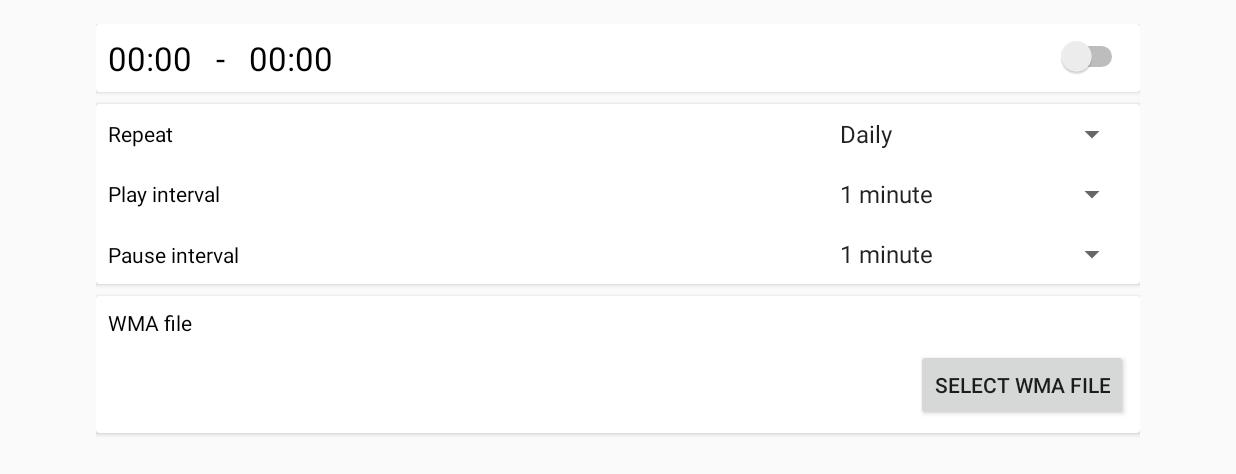
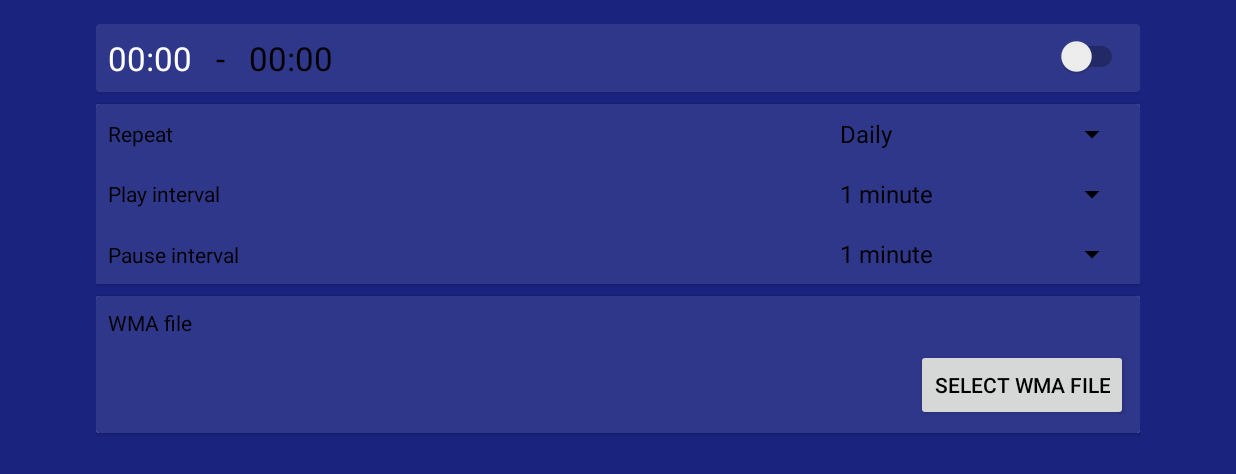
Before and after one commit to dakishin/test_task, an Android app: the screen it shows after launch (MainActivity), on a phone screen of 824 x 412 dp (held sideways). Shown: the top 474 px of the screen. Run offline under Robolectric (Android 15) with nearby library versions, the phone set to English and light mode, and no system bars.

Commit message:
initial commit

```diff
--- a/app/src/main/res/layout/activity_main.xml
+++ b/app/src/main/res/layout/activity_main.xml
@@ -1,10 +1,13 @@
 <?xml version="1.0" encoding="utf-8"?>
 <LinearLayout
     xmlns:android="http://schemas.android.com/apk/res/android"
+    xmlns:app="http://schemas.android.com/apk/res-auto"
     xmlns:tools="http://schemas.android.com/tools"
+    xmlns:card_view="http://schemas.android.com/apk/res-auto"
     android:id="@+id/activity_main"
     android:layout_width="match_parent"
     android:layout_height="match_parent"
+    android:background="#1a237e"
     android:orientation="vertical"
     android:paddingBottom="@dimen/activity_vertical_margin"
     android:paddingLeft="@dimen/activity_horizontal_margin"
@@ -16,6 +19,7 @@
         android:layout_width="match_parent"
         android:layout_height="wrap_content"
         android:layout_marginBottom="8dp"
+        card_view:cardBackgroundColor="#2f378a"
         >
 
         <LinearLayout
@@ -25,7 +29,7 @@
             android:padding="8dp">
 
             <TextView
-                android:textColor="@android:color/black"
+                android:textColor="@android:color/white"
                 android:id="@+id/fromTimeTextView"
                 android:layout_width="wrap_content"
                 android:layout_height="wrap_content"
@@ -34,7 +38,6 @@
                 />
 
             <TextView
-                android:textColor="@android:color/black"
                 android:layout_width="wrap_content"
                 android:layout_height="wrap_content"
                 android:paddingLeft="16dp"
@@ -43,7 +46,6 @@
                 android:textSize="22sp"/>
 
             <TextView
-                android:textColor="@android:color/black"
                 android:id="@+id/toTimeTextView"
                 android:layout_width="wrap_content"
                 android:layout_height="wrap_content"
@@ -76,6 +78,7 @@
         <LinearLayout
             android:layout_width="match_parent"
             android:layout_height="wrap_content"
+            android:background="#2f378a"
             android:orientation="vertical">
 
             <LinearLayout
@@ -88,7 +91,6 @@
                     android:layout_width="100dp"
                     android:layout_height="wrap_content"
                     android:text="Repeat"
-                    android:textColor="@android:color/black"
                     android:textSize="14sp"/>
 
                 <View
@@ -115,7 +117,7 @@
                     android:layout_width="100dp"
                     android:layout_height="wrap_content"
                     android:text="Play interval"
-                    android:textColor="@android:color/black"/>
+                    />
 
                 <View
                     android:layout_width="0dp"
@@ -133,13 +135,14 @@
             <LinearLayout
                 android:layout_width="match_parent"
                 android:layout_height="wrap_content"
+                android:background="#2f378a"
                 android:padding="8dp">
 
                 <TextView
                     android:layout_width="100dp"
                     android:layout_height="wrap_content"
                     android:text="Pause interval"
-                    android:textColor="@android:color/black"/>
+                    />
 
                 <View
                     android:layout_width="0dp"
@@ -165,6 +168,7 @@
         <LinearLayout
             android:layout_width="match_parent"
             android:layout_height="wrap_content"
+            android:background="#2f378a"
             android:orientation="vertical"
             android:padding="8dp">
 
@@ -178,7 +182,7 @@
                     android:layout_width="wrap_content"
                     android:layout_height="wrap_content"
                     android:text="WMA file"
-                    android:textColor="@android:color/black"/>
+                    />
 
                 <View
                     android:layout_width="0dp"
@@ -189,12 +193,12 @@
                     android:id="@+id/file_name"
                     android:layout_width="wrap_content"
                     android:layout_height="wrap_content"
-                    tools:text="hello"
-                    android:textColor="@android:color/black"/>
+
+                    tools:text="hello"/>
 
             </LinearLayout>
 
-            <Button
+            <android.support.v7.widget.AppCompatButton
                 android:id="@+id/selectWMAFile"
                 android:layout_width="wrap_content"
                 android:layout_height="wrap_content"
--- a/app/src/main/res/values/colors.xml
+++ b/app/src/main/res/values/colors.xml
@@ -1,6 +1,15 @@
 <?xml version="1.0" encoding="utf-8"?>
 <resources>
-    <color name="colorPrimary">#3F51B5</color>
-    <color name="colorPrimaryDark">#303F9F</color>
-    <color name="colorAccent">#FF4081</color>
+
+    <color name="primary">#212121</color>
+    <color name="primary_dark">#10154c</color>
+    <color name="primary_light">#BBDEFB</color>
+    <color name="accent">#da4336</color>
+
+
+    <color name="primary_text">#212121</color>
+    <color name="secondary_text">#757575</color>
+    <color name="icons">#FFFFFF</color>
+    <color name="divider">#BDBDBD</color>
+
 </resources>
--- a/app/src/main/res/values/styles.xml
+++ b/app/src/main/res/values/styles.xml
@@ -3,9 +3,20 @@
     <!-- Base application theme. -->
     <style name="AppTheme" parent="Theme.AppCompat.Light.NoActionBar">
         <!-- Customize your theme here. -->
-        <item name="colorPrimary">@color/colorPrimary</item>
-        <item name="colorPrimaryDark">@color/colorPrimaryDark</item>
-        <item name="colorAccent">@color/colorAccent</item>
+        <item name="colorPrimary">@color/primary</item>
+        <item name="colorPrimaryDark">@color/primary_dark</item>
+        <item name="colorAccent">@color/accent</item>
+
+
+
+        <item name="android:textColorSecondary">@android:color/black</item>
+        <item name="android:textColorPrimary">@android:color/black</item>
+
+        <item name="android:textColor">@android:color/black</item>
+
+
+        <!--<item name="android:divider">@color/divider</item>-->
+
     </style>
 
 </resources>
```
